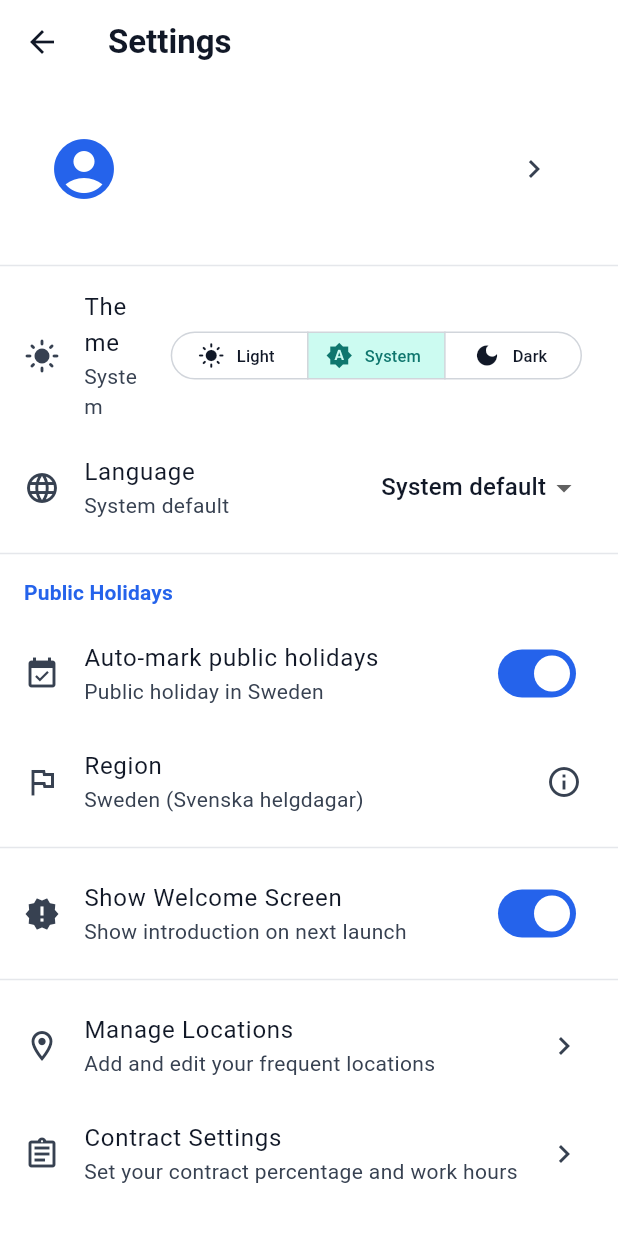
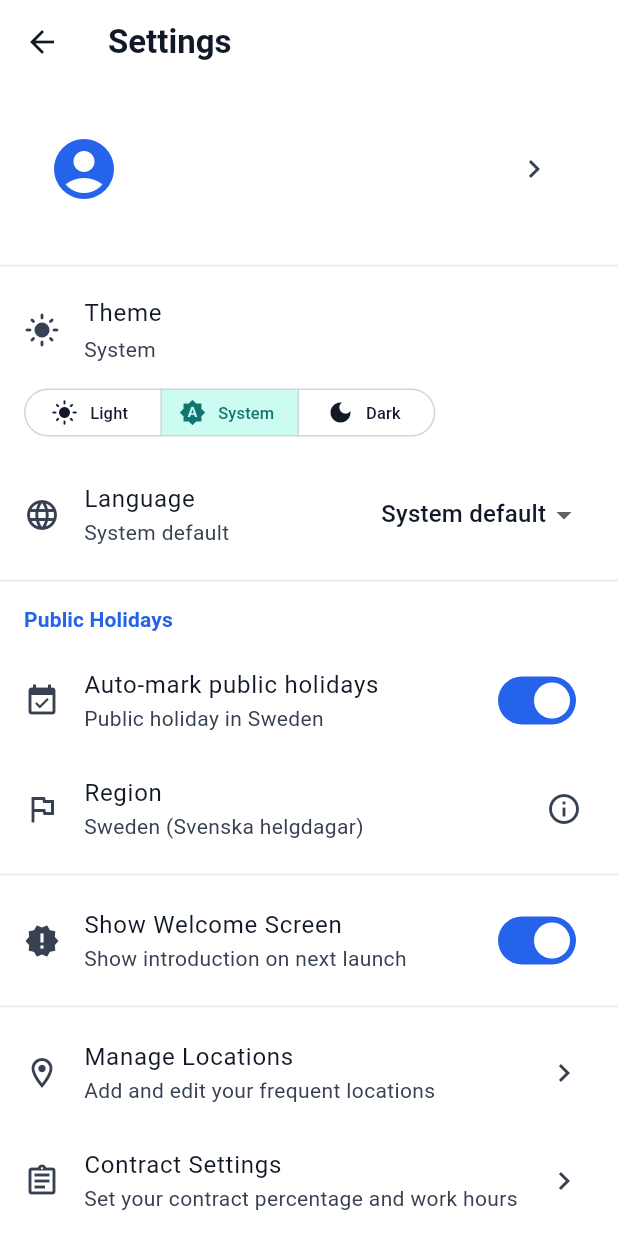
Before and after one commit to hudibaba0001/mobile-app, a Flutter app: the SettingsScreen screen opened directly, on a phone screen of 412 x 824 dp. Run offline on Flutter 3.47's test engine with Material 3 defaults, Android fonts, the phone set to English and light mode, and no system bars; our stand-ins replace csv, fl_chart, go_router, hive, hive_flutter, share_plus and 2 more; missing offline and left inert: dart:html, excel; accounts and stored records are empty.

Commit message:
Fix theme settings text wrapping issue in Settings screen
Changed from ListTile to custom Column layout to prevent "Theme" and
"System" labels from breaking across lines when constrained by the
wide SegmentedButton.

https://claude.ai/code/session_0142VxgR765Fqkooyh3FvMKy

```diff
--- a/lib/screens/settings_screen.dart
+++ b/lib/screens/settings_screen.dart
@@ -458,13 +458,35 @@ class SettingsScreen extends StatelessWidget {
           ],
 
           // Theme Settings
-          ListTile(
-            leading: Icon(
+          Padding(
+            padding: const EdgeInsets.symmetric(horizontal: 16, vertical: 12),
+            child: Column(
+              crossAxisAlignment: CrossAxisAlignment.start,
+              children: [
+                Row(
+                  children: [
+                    Icon(
                       themeProvider.isDarkMode ? Icons.dark_mode : Icons.light_mode,
+                      color: theme.colorScheme.onSurfaceVariant,
                     ),
-            title: Text(t.settings_theme),
-            subtitle: Text(themeProvider.themeModeDisplayName),
-            trailing: SegmentedButton<ThemeMode>(
+                    const SizedBox(width: 16),
+                    Column(
+                      crossAxisAlignment: CrossAxisAlignment.start,
+                      children: [
+                        Text(t.settings_theme, style: theme.textTheme.bodyLarge),
+                        const SizedBox(height: 2),
+                        Text(
+                          themeProvider.themeModeDisplayName,
+                          style: theme.textTheme.bodyMedium?.copyWith(
+                            color: theme.colorScheme.onSurfaceVariant,
+                          ),
+                        ),
+                      ],
+                    ),
+                  ],
+                ),
+                const SizedBox(height: 12),
+                SegmentedButton<ThemeMode>(
                   segments: [
                     ButtonSegment(
                       value: ThemeMode.light,
@@ -490,6 +512,8 @@ class SettingsScreen extends StatelessWidget {
                   style: const ButtonStyle(
                     visualDensity: VisualDensity.compact,
                   ),
+                ),
+              ],
             ),
           ),
 
```
Lines whose indentation alone changed are shown as unchanged.
